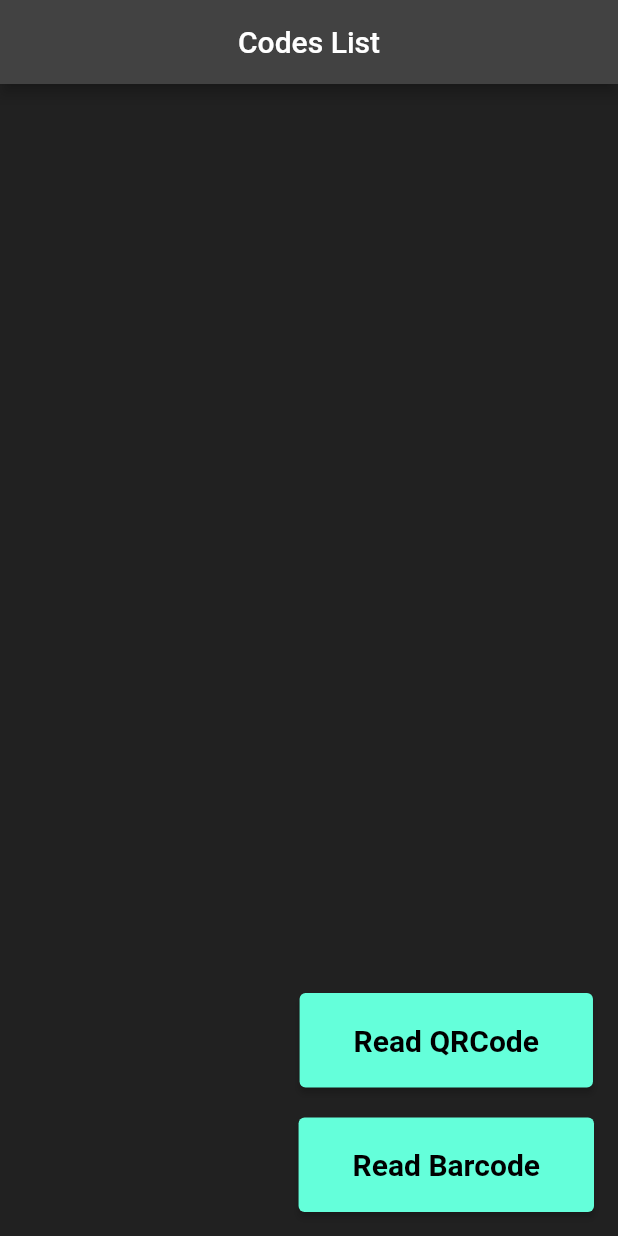
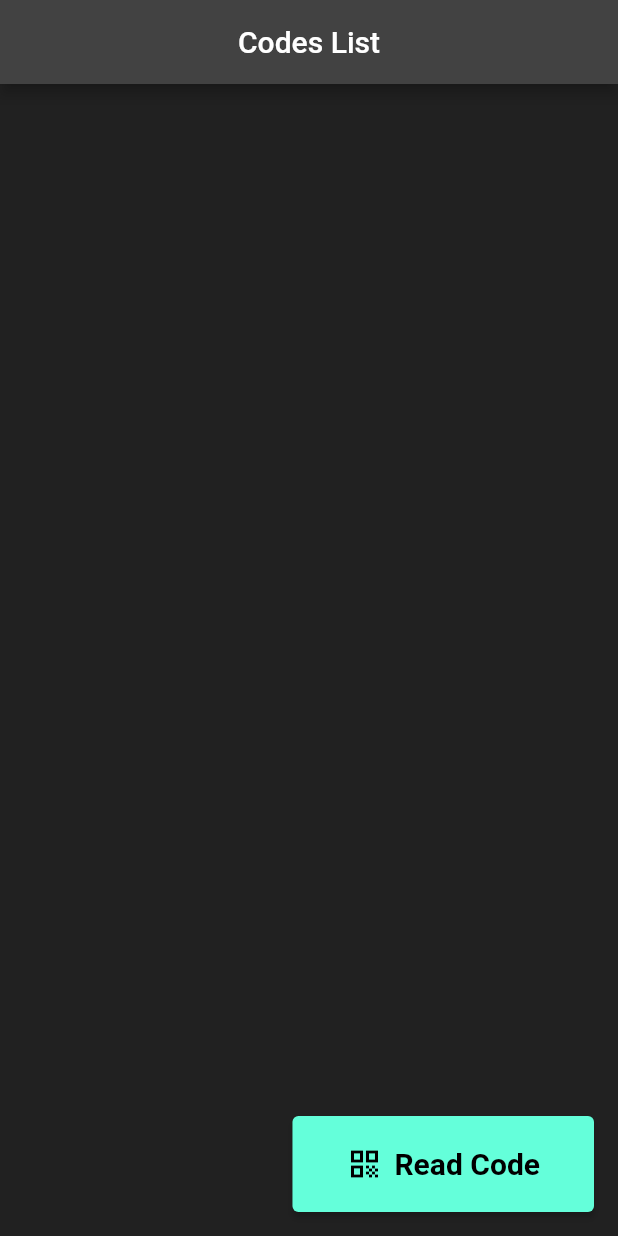
Before and after one commit to CarlosCastiglioni/barcodeReader, a Flutter app: the screen it shows after launch, on a phone screen of 412 x 824 dp. Run offline on Flutter 3.47's test engine with Material 2 defaults, Android fonts, the light colour scheme and no system bars; our stand-ins replace bot_toast; missing offline and left inert: flutter_barcode_scanner.

Commit message:
final commit

```diff
--- a/lib/main.dart
+++ b/lib/main.dart
@@ -1,9 +1,7 @@
 import 'package:bar_code_reader/modules/qr_code_list/qrcode_controller.dart';
 import 'package:flutter/material.dart';
 import 'package:provider/provider.dart';
-
 import 'app.dart';
-import 'modules/qr_code_list/qrcode_page.dart';
 
 void main() async {
   WidgetsFlutterBinding.ensureInitialized();
--- a/lib/modules/qr_code_list/qrcode_page.dart
+++ b/lib/modules/qr_code_list/qrcode_page.dart
@@ -1,4 +1,5 @@
 import 'package:bar_code_reader/modules/qr_code_list/qrcode_controller.dart';
+import 'package:bot_toast/bot_toast.dart';
 import 'package:flutter/material.dart';
 import 'package:provider/provider.dart';
 
@@ -33,6 +34,8 @@ class _QRCodePageState extends State<QRCodePage> {
                     leading: ElevatedButton(
                         onPressed: () {
                           controller.ticketExclude(ticket[tick]);
+                          BotToast.showText(
+                              text: "Code excluded successfully!!");
                         },
                         child: const Icon(Icons.delete)),
                   );
@@ -43,16 +46,10 @@ class _QRCodePageState extends State<QRCodePage> {
       floatingActionButton: Column(
         mainAxisAlignment: MainAxisAlignment.end,
         children: [
-          ElevatedButton(
-            onPressed: controller.readQRCode,
-            child: const Text("Read QRCode"),
-          ),
-          const SizedBox(
-            height: 20,
-          ),
-          ElevatedButton(
-            onPressed: controller.readBarCode,
-            child: const Text("Read Barcode"),
+          ElevatedButton.icon(
+            onPressed: controller.readCode,
+            label: const Text("Read Code"),
+            icon: const Icon(Icons.qr_code),
           ),
         ],
       ),
```
Also changed, not shown: lib/modules/qr_code_list/qrcode_controller.dart (+5 -20 lines), 1 other file.
